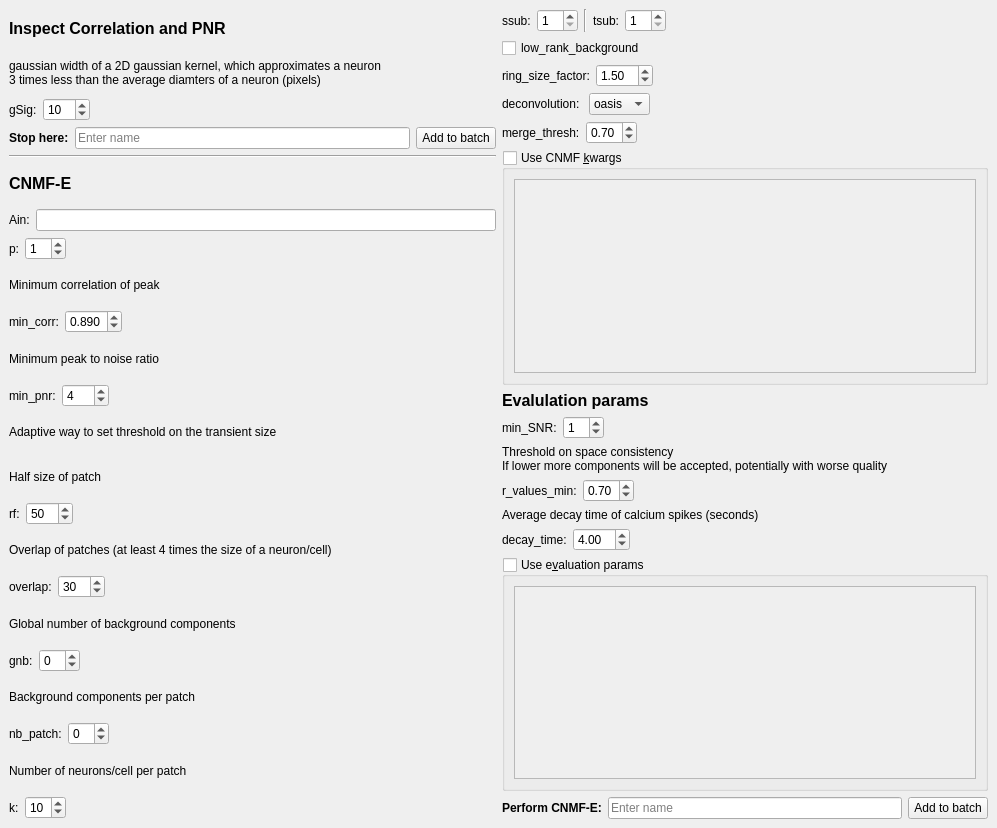
The window that mesmerize/viewer/modules/ui_files/cnmfe_pytemplate.ui (kushalkolar/MESmerize) describes before a commit, drawn with Qt 5.
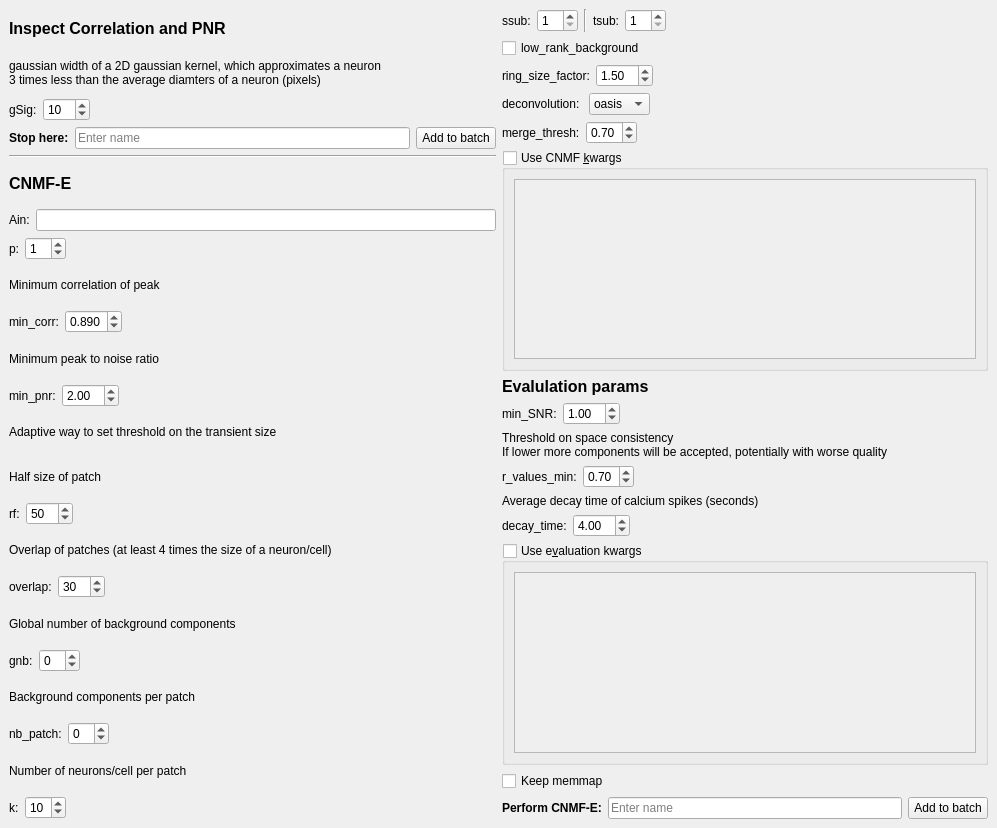
The same window after the commit.

```diff
--- a/mesmerize/viewer/modules/ui_files/cnmfe_pytemplate.ui
+++ b/mesmerize/viewer/modules/ui_files/cnmfe_pytemplate.ui
@@ -249,12 +249,12 @@
          </widget>
         </item>
         <item>
-         <widget class="QSpinBox" name="spinBoxMinPNR">
-          <property name="maximum">
-           <number>999</number>
+         <widget class="QDoubleSpinBox" name="doubleSpinBoxMinPNR">
+          <property name="singleStep">
+           <double>0.050000000000000</double>
           </property>
           <property name="value">
-           <number>4</number>
+           <double>2.000000000000000</double>
           </property>
          </widget>
         </item>
@@ -728,9 +728,12 @@
          </widget>
         </item>
         <item>
-         <widget class="QSpinBox" name="spinBoxMinSNR">
+         <widget class="QDoubleSpinBox" name="doubleSpinBoxMinSNR">
+          <property name="singleStep">
+           <double>0.100000000000000</double>
+          </property>
           <property name="value">
-           <number>1</number>
+           <double>1.000000000000000</double>
           </property>
          </widget>
         </item>
@@ -845,7 +848,7 @@
 Use single quotes for strings, do not use double quotes</string>
         </property>
         <property name="title">
-         <string>Use e&amp;valuation params</string>
+         <string>Use e&amp;valuation kwargs</string>
         </property>
         <property name="checkable">
          <bool>true</bool>
@@ -865,6 +868,13 @@
         </layout>
        </widget>
       </item>
+      <item>
+       <widget class="QCheckBox" name="checkBoxKeepMemmap">
+        <property name="text">
+         <string>Keep memmap</string>
+        </property>
+       </widget>
+      </item>
       <item>
        <layout class="QHBoxLayout" name="horizontalLayout_11">
         <item>
```
Left out of the diff: 5 changed lines with no effect on the pictures.
